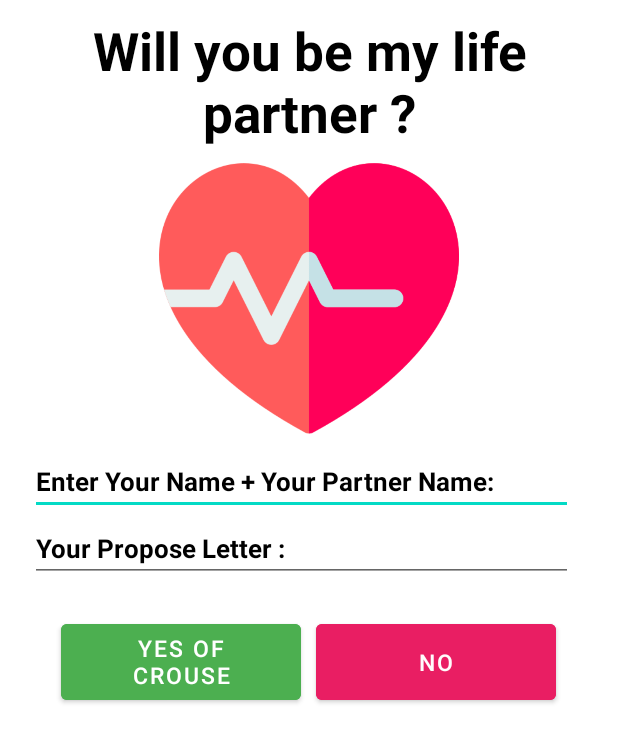
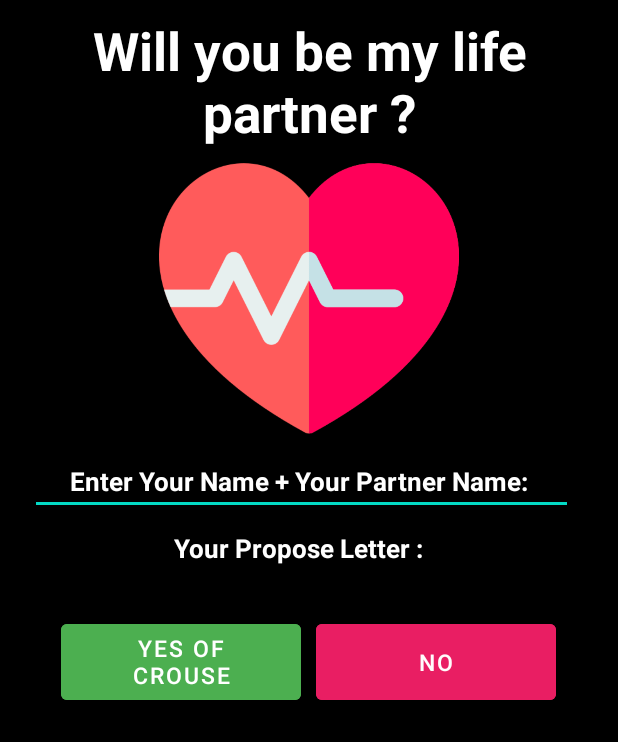
Before and after one commit to ramimhossain12/Love-Propose-Apps, an Android app: the screen it shows after launch (MainActivity), on a phone screen of 412 x 824 dp. Shown: the top 742 px of the screen. Run offline under Robolectric (Android 15) with nearby library versions, the phone set to English and light mode, and no system bars.

Commit message:
Background updated main activity

```diff
--- a/app/src/main/res/layout/activity_main.xml
+++ b/app/src/main/res/layout/activity_main.xml
@@ -6,6 +6,7 @@
     android:layout_height="match_parent"
     android:padding="10dp"
     android:weightSum="4"
+    android:background="@color/black"
     android:orientation="vertical"
     tools:context=".MainActivity">
 
@@ -22,7 +23,7 @@
             android:textSize="35sp"
             android:textStyle="bold"
             android:textAlignment="center"
-            android:textColor="#000000"
+            android:textColor="#FFFFFF"
             android:gravity="center_horizontal" />
 
         <ImageView
@@ -38,8 +39,9 @@
             android:layout_width="match_parent"
             android:layout_height="wrap_content"
             android:hint="Enter Your Name + Your Partner Name: "
-            android:textColor="#000000"
-            android:textColorHint="#000000"
+            android:textColor="#FFFFFF"
+            android:textColorHint="#FFFFFF"
+            android:gravity="center"
             android:layout_marginRight="20dp"
             android:layout_marginLeft="10dp"
             android:id="@+id/nameEditTextID"
@@ -50,8 +52,9 @@
             android:layout_width="match_parent"
             android:layout_height="wrap_content"
             android:hint="Your Propose Letter : "
-            android:textColor="#000000"
-            android:textColorHint="#000000"
+            android:textColor="#FFFFFF"
+            android:gravity="center"
+            android:textColorHint="#FFFFFF"
             android:layout_marginRight="20dp"
             android:layout_marginLeft="10dp"
             android:id="@+id/massegeEditTextID"
@@ -97,6 +100,16 @@
 
 
 
+        <com.airbnb.lottie.LottieAnimationView
+            android:id="@+id/animationView"
+            android:layout_width="match_parent"
+            android:layout_height="wrap_content"
+            app:lottie_fileName="hm.json"
+            android:scaleType="fitCenter"
+            app:lottie_autoPlay="true"
+            android:layout_centerInParent="true"
+            app:lottie_loop="true"
+            tools:ignore="MissingConstraints" />
 
 
     </LinearLayout>
```
Also changed, not shown: app/src/main/assets/hm.json (added, +1 -0 lines).
